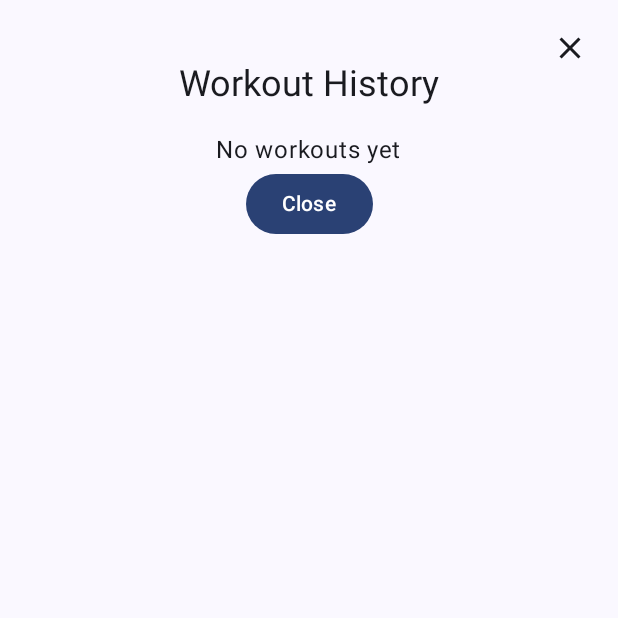
After one commit to sunilson/just-lift, an Android app built with Jetpack Compose: the composable HistoryOverlay called with empty values, on a phone screen of 412 x 824 dp, the top half of it. The commit adds this screen. Run offline under Robolectric (Android 15) with nearby library versions, the phone set to English and light mode, and no system bars.

Commit message:
Add history feature

```diff
--- a/app/src/main/java/at/sunilson/justlift/features/workout/presentation/WorkoutDestination.kt
+++ b/app/src/main/java/at/sunilson/justlift/features/workout/presentation/WorkoutDestination.kt
@@ -27,6 +27,8 @@ fun WorkoutDestination(
         onStartWorkoutClicked = viewModel::onStartWorkoutClicked,
         onStopWorkoutClicked = viewModel::onStopWorkoutClicked,
         onDisconnectClicked = viewModel::onDisconnectClicked,
-        onClearSavedDeviceClicked = viewModel::onClearSavedDeviceClicked
+        onClearSavedDeviceClicked = viewModel::onClearSavedDeviceClicked,
+        onHistoryClicked = viewModel::onHistoryClicked,
+        onDismissHistoryClicked = viewModel::onDismissHistoryClicked
     )
 }
--- /dev/null
+++ b/app/src/main/java/at/sunilson/justlift/features/workout/presentation/history/HistoryOverlay.kt
@@ -0,0 +1,104 @@
+package at.sunilson.justlift.features.workout.presentation.history
+
+import androidx.compose.foundation.background
+import androidx.compose.foundation.clickable
+import androidx.compose.foundation.layout.Box
+import androidx.compose.foundation.layout.Column
+import androidx.compose.foundation.layout.Spacer
+import androidx.compose.foundation.layout.fillMaxSize
+import androidx.compose.foundation.layout.height
+import androidx.compose.foundation.layout.padding
+import androidx.compose.foundation.rememberScrollState
+import androidx.compose.foundation.verticalScroll
+import androidx.compose.material3.Button
+import androidx.compose.material3.Icon
+import androidx.compose.material3.IconButton
+import androidx.compose.material3.MaterialTheme
+import androidx.compose.material3.Text
+import androidx.compose.runtime.Composable
+import androidx.compose.runtime.remember
+import androidx.compose.ui.Alignment
+import androidx.compose.ui.Modifier
+import androidx.compose.ui.graphics.Color
+import androidx.compose.ui.unit.dp
+import androidx.compose.foundation.interaction.MutableInteractionSource
+import at.sunilson.justlift.features.workout.presentation.widgets.WorkoutDataWidget
+import androidx.compose.material.icons.Icons
+import androidx.compose.material.icons.outlined.Close
+import androidx.compose.ui.zIndex
+
+@Composable
+fun HistoryOverlay(
+    history: List<WorkoutHistoryEntry>,
+    onDismiss: () -> Unit
+) {
+    // Single stacking container so scrim and content share z-order and hit testing
+    Box(modifier = Modifier.fillMaxSize()) {
+        // Scrim - taps here dismiss
+        Box(
+            modifier = Modifier
+                .matchParentSize()
+                .background(Color.Black.copy(alpha = 0.5f))
+                .clickable { onDismiss() }
+        )
+
+        // Content container with top-close button (like connection bottom sheet)
+        Box(
+            modifier = Modifier
+                .fillMaxSize()
+                .background(MaterialTheme.colorScheme.background)
+        ) {
+            // Close button at the top right
+            IconButton(
+                modifier = Modifier
+                    .align(Alignment.TopEnd)
+                    .padding(8.dp)
+                    // Ensure the close button is above the scrollable content for hit-testing
+                    .zIndex(1f),
+                onClick = onDismiss
+            ) {
+                Icon(imageVector = Icons.Outlined.Close, contentDescription = "Close")
+            }
+
+            // Content - consume taps so they don't pass to scrim or underlying UI
+            Column(
+                modifier = Modifier
+                    .fillMaxSize()
+                    .clickable(
+                        indication = null,
+                        interactionSource = remember { MutableInteractionSource() }
+                    ) { /* consume */ }
+                    .padding(horizontal = 16.dp)
+                    .padding(top = 40.dp)
+                    .verticalScroll(rememberScrollState()),
+                horizontalAlignment = Alignment.CenterHorizontally
+            ) {
+                Text("Workout History", style = MaterialTheme.typography.headlineSmall)
+                Spacer(modifier = Modifier.height(16.dp))
+                if (history.isEmpty()) {
+                    Text("No workouts yet")
+                } else {
+                    history.forEach { entry ->
+                        val dateText = remember(entry.timestampMillis) {
+                            val fmt = java.text.DateFormat.getDateTimeInstance()
+                            fmt.format(java.util.Date(entry.timestampMillis))
+                        }
+                        Text(
+                            dateText,
+                            style = MaterialTheme.typography.titleMedium,
+                            color = MaterialTheme.colorScheme.primary
+                        )
+                        Spacer(modifier = Modifier.height(8.dp))
+                        WorkoutDataWidget(
+                            workoutState = entry.workoutState,
+                            machineState = null
+                        )
+                        Spacer(modifier = Modifier.height(24.dp))
+                    }
+                }
+                Button(onClick = onDismiss) { Text("Close") }
+                Spacer(modifier = Modifier.height(8.dp))
+            }
+        }
+    }
+}
```
Also changed, not shown: app/src/main/java/at/sunilson/justlift/features/workout/presentation/WorkoutScreen.kt (+72 -3 lines), app/src/main/java/at/sunilson/justlift/features/workout/presentation/WorkoutViewModel.kt (+28 -2 lines), app/src/main/java/at/sunilson/justlift/features/workout/presentation/history/WorkoutHistoryEntry.kt (added, +8 -0 lines).
